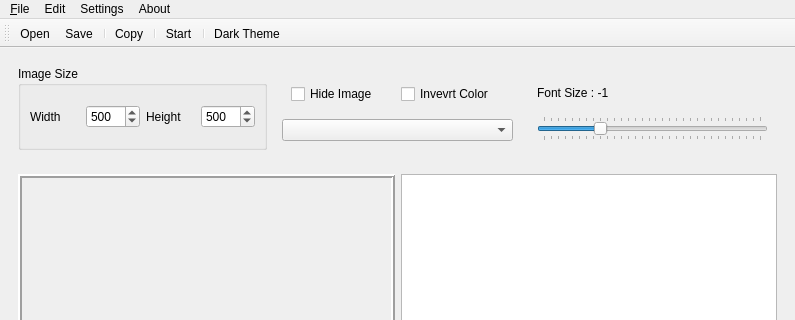
This is ASCIIArtCreatorApp/mainwindow.ui in ilyaNovickov/QtASCIIArtCreator as Qt 5 draws it before an edit; both pictures show x 0 to 795 and y 0 to 320 of the 795 by 585 pixel window. The edited form follows.
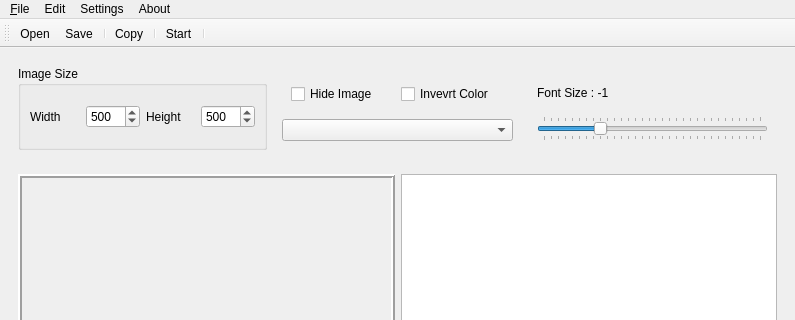
This is the edited form. Icons and pictures are not drawn.

Diff of the .ui file:
```diff
--- a/ASCIIArtCreatorApp/mainwindow.ui
+++ b/ASCIIArtCreatorApp/mainwindow.ui
@@ -296,7 +296,6 @@
    <addaction name="separator"/>
    <addaction name="actionaction_Start"/>
    <addaction name="separator"/>
-   <addaction name="actionDark_Theme"/>
   </widget>
   <action name="action_Open">
    <property name="icon">
@@ -342,14 +341,6 @@
     <string>Ctrl+C</string>
    </property>
   </action>
-  <action name="actionDark_Theme">
-   <property name="checkable">
-    <bool>true</bool>
-   </property>
-   <property name="text">
-    <string>Dark Theme</string>
-   </property>
-  </action>
   <action name="actionAbout_program">
    <property name="icon">
     <iconset>
```
Left out of the diff: 19 changed lines with no effect on the pictures.
